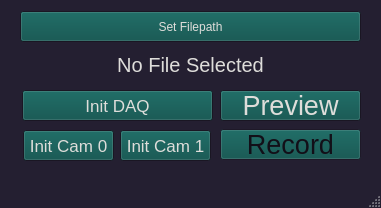
First picture: the form in main_gui.ui, repository jbmelander/jackfish, before the edit.
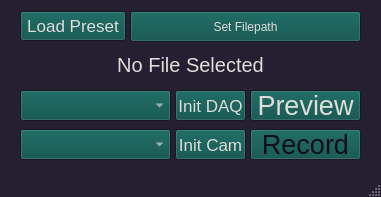
Second picture: the form after the edit.

Commit message: Presets on fire

The edit to the form file:
```diff
--- a/main_gui.ui
+++ b/main_gui.ui
@@ -10,7 +10,7 @@
     <x>0</x>
     <y>0</y>
     <width>381</width>
-    <height>208</height>
+    <height>197</height>
    </rect>
   </property>
   <property name="palette">
@@ -492,9 +492,9 @@
    <widget class="QPushButton" name="init_cam0_push">
     <property name="geometry">
      <rect>
-      <x>23</x>
-      <y>130</y>
-      <width>91</width>
+      <x>175</x>
+      <y>129</y>
+      <width>71</width>
       <height>31</height>
      </rect>
     </property>
@@ -505,34 +505,15 @@
      </font>
     </property>
     <property name="text">
-     <string>Init Cam 0</string>
-    </property>
-   </widget>
-   <widget class="QPushButton" name="init_daq_push">
-    <property name="geometry">
-     <rect>
-      <x>22</x>
-      <y>90</y>
-      <width>191</width>
-      <height>31</height>
-     </rect>
-    </property>
-    <property name="font">
-     <font>
-      <family>Arial</family>
-      <pointsize>13</pointsize>
-     </font>
-    </property>
-    <property name="text">
-     <string>Init DAQ</string>
+     <string>Init Cam</string>
     </property>
    </widget>
    <widget class="QPushButton" name="preview_push">
     <property name="geometry">
      <rect>
-      <x>220</x>
+      <x>250</x>
       <y>90</y>
-      <width>141</width>
+      <width>111</width>
       <height>31</height>
      </rect>
     </property>
@@ -552,9 +533,9 @@
     </property>
     <property name="geometry">
      <rect>
-      <x>220</x>
+      <x>250</x>
       <y>129</y>
-      <width>141</width>
+      <width>111</width>
       <height>31</height>
      </rect>
     </property>
@@ -571,9 +552,9 @@
    <widget class="QPushButton" name="set_path_push">
     <property name="geometry">
      <rect>
-      <x>20</x>
+      <x>130</x>
       <y>11</y>
-      <width>341</width>
+      <width>231</width>
       <height>31</height>
      </rect>
     </property>
@@ -603,15 +584,35 @@
      <set>Qt::AlignCenter</set>
     </property>
    </widget>
-   <widget class="QPushButton" name="init_cam1_push">
+   <widget class="QComboBox" name="cam_names_drop">
     <property name="geometry">
      <rect>
-      <x>120</x>
-      <y>130</y>
-      <width>91</width>
+      <x>20</x>
+      <y>129</y>
+      <width>151</width>
       <height>31</height>
      </rect>
     </property>
+   </widget>
+   <widget class="QComboBox" name="daq_names_drop">
+    <property name="geometry">
+     <rect>
+      <x>20</x>
+      <y>90</y>
+      <width>151</width>
+      <height>31</height>
+     </rect>
+    </property>
+   </widget>
+   <widget class="QPushButton" name="daq_init_push">
+    <property name="geometry">
+     <rect>
+      <x>175</x>
+      <y>90</y>
+      <width>71</width>
+      <height>31</height>
+     </rect>
+    </property>
     <property name="font">
      <font>
       <family>Arial</family>
@@ -619,7 +620,26 @@
      </font>
     </property>
     <property name="text">
-     <string>Init Cam 1</string>
+     <string>Init DAQ</string>
+    </property>
+   </widget>
+   <widget class="QPushButton" name="load_preset_push">
+    <property name="geometry">
+     <rect>
+      <x>20</x>
+      <y>11</y>
+      <width>106</width>
+      <height>30</height>
+     </rect>
+    </property>
+    <property name="font">
+     <font>
+      <family>Arial</family>
+      <pointsize>13</pointsize>
+     </font>
+    </property>
+    <property name="text">
+     <string>Load Preset</string>
     </property>
    </widget>
   </widget>
```
Left out of the diff: 2 changed lines with no effect on the pictures. The commit also changes 13 other files.
